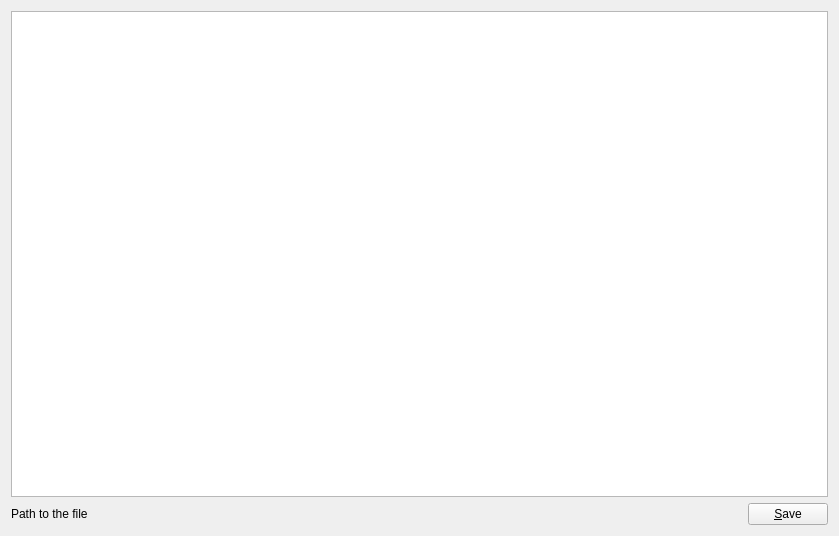
First picture: the form in objeditor/csvspecspage.ui, repository frabas/DISPLACE_GUI, before the edit.
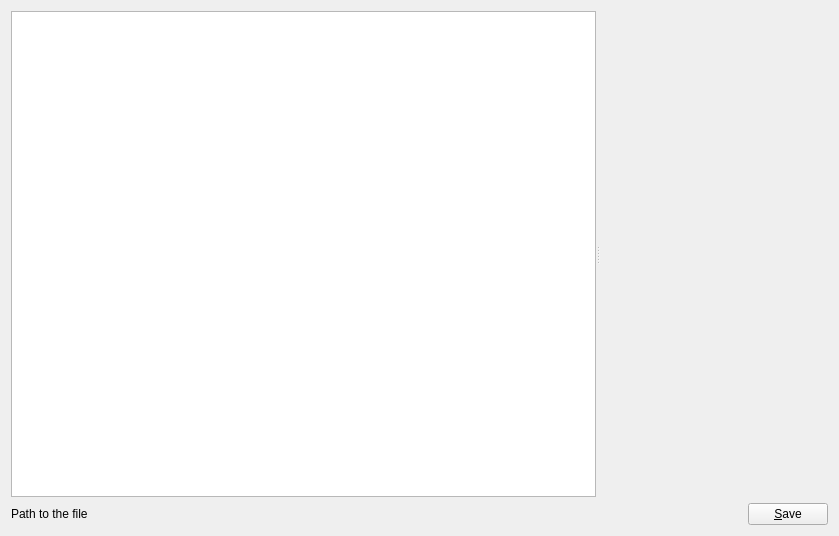
Second picture: the form after the edit. Custom widgets are drawn as their Qt base class.

```diff
--- a/objeditor/csvspecspage.ui
+++ b/objeditor/csvspecspage.ui
@@ -13,9 +13,15 @@
   <property name="windowTitle">
    <string>Form</string>
   </property>
-  <layout class="QVBoxLayout" name="verticalLayout">
+  <layout class="QVBoxLayout" name="verticalLayout" stretch="1,0">
    <item>
-    <widget class="QTableView" name="tableView"/>
+    <widget class="QSplitter" name="splitter">
+     <property name="orientation">
+      <enum>Qt::Horizontal</enum>
+     </property>
+     <widget class="QTableView" name="tableView"/>
+     <widget class="qmapcontrol::QMapControl" name="map" native="true"/>
+    </widget>
    </item>
    <item>
     <layout class="QHBoxLayout" name="horizontalLayout">
@@ -50,6 +56,14 @@
    </item>
   </layout>
  </widget>
+ <customwidgets>
+  <customwidget>
+   <class>qmapcontrol::QMapControl</class>
+   <extends>QWidget</extends>
+   <header>QMapControl.h</header>
+   <container>1</container>
+  </customwidget>
+ </customwidgets>
  <resources/>
  <connections/>
 </ui>
```
